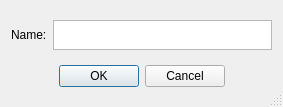
This is adddirdialog.ui in MaciejPurski/Qt-file-manager as Qt 5 draws it before an edit. The edited form follows.
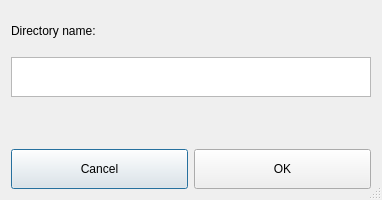
This is the edited form.

What changed in the file:
```diff
--- a/adddirdialog.ui
+++ b/adddirdialog.ui
@@ -6,16 +6,22 @@
    <rect>
     <x>0</x>
     <y>0</y>
-    <width>283</width>
-    <height>107</height>
+    <width>382</width>
+    <height>200</height>
    </rect>
   </property>
   <property name="sizePolicy">
-   <sizepolicy hsizetype="Fixed" vsizetype="Fixed">
+   <sizepolicy hsizetype="Fixed" vsizetype="MinimumExpanding">
     <horstretch>0</horstretch>
     <verstretch>0</verstretch>
    </sizepolicy>
   </property>
+  <property name="maximumSize">
+   <size>
+    <width>1500</width>
+    <height>200</height>
+   </size>
+  </property>
   <property name="windowTitle">
    <string>Dialog</string>
   </property>
@@ -26,17 +32,83 @@
    <bool>true</bool>
   </property>
   <layout class="QVBoxLayout" name="verticalLayout">
+   <item>
+    <widget class="QLabel" name="label">
+     <property name="sizePolicy">
+      <sizepolicy hsizetype="Preferred" vsizetype="Minimum">
+       <horstretch>0</horstretch>
+       <verstretch>0</verstretch>
+      </sizepolicy>
+     </property>
+     <property name="maximumSize">
+      <size>
+       <width>16777215</width>
+       <height>40</height>
+      </size>
+     </property>
+     <property name="text">
+      <string>Directory name:</string>
+     </property>
+    </widget>
+   </item>
+   <item>
+    <widget class="QTextEdit" name="textEdit">
+     <property name="sizePolicy">
+      <sizepolicy hsizetype="Expanding" vsizetype="Minimum">
+       <horstretch>0</horstretch>
+       <verstretch>0</verstretch>
+      </sizepolicy>
+     </property>
+     <property name="maximumSize">
+      <size>
+       <width>16777215</width>
+       <height>40</height>
+      </size>
+     </property>
+    </widget>
+   </item>
+   <item>
+    <widget class="QLabel" name="errorLabel">
+     <property name="sizePolicy">
+      <sizepolicy hsizetype="Preferred" vsizetype="Minimum">
+       <horstretch>0</horstretch>
+       <verstretch>0</verstretch>
+      </sizepolicy>
+     </property>
+     <property name="maximumSize">
+      <size>
+       <width>16777215</width>
+       <height>40</height>
+      </size>
+     </property>
+     <property name="text">
+      <string/>
+     </property>
+    </widget>
+   </item>
    <item>
     <layout class="QHBoxLayout" name="horizontalLayout">
      <item>
-      <widget class="QLabel" name="label">
+      <widget class="QPushButton" name="cancelButton">
+       <property name="sizePolicy">
+        <sizepolicy hsizetype="Expanding" vsizetype="Minimum">
+         <horstretch>0</horstretch>
+         <verstretch>0</verstretch>
+        </sizepolicy>
+       </property>
+       <property name="maximumSize">
+        <size>
+         <width>16777215</width>
+         <height>40</height>
+        </size>
+       </property>
        <property name="text">
-        <string>Name:</string>
+        <string>Cancel</string>
        </property>
       </widget>
      </item>
      <item>
-      <widget class="QTextEdit" name="textEdit">
+      <widget class="QPushButton" name="okButton">
        <property name="sizePolicy">
         <sizepolicy hsizetype="Expanding" vsizetype="Fixed">
          <horstretch>0</horstretch>
@@ -45,33 +117,17 @@
        </property>
        <property name="maximumSize">
         <size>
-         <width>500</width>
-         <height>30</height>
+         <width>16777215</width>
+         <height>40</height>
         </size>
        </property>
+       <property name="text">
+        <string>OK</string>
+       </property>
       </widget>
      </item>
     </layout>
    </item>
-   <item>
-    <widget class="QDialogButtonBox" name="buttonBox">
-     <property name="sizePolicy">
-      <sizepolicy hsizetype="Expanding" vsizetype="Maximum">
-       <horstretch>0</horstretch>
-       <verstretch>0</verstretch>
-      </sizepolicy>
-     </property>
-     <property name="orientation">
-      <enum>Qt::Horizontal</enum>
-     </property>
-     <property name="standardButtons">
-      <set>QDialogButtonBox::Cancel|QDialogButtonBox::Ok</set>
-     </property>
-     <property name="centerButtons">
-      <bool>true</bool>
-     </property>
-    </widget>
-   </item>
   </layout>
  </widget>
  <resources/>
```
Left out of the diff: 40 changed lines with no effect on the pictures.
